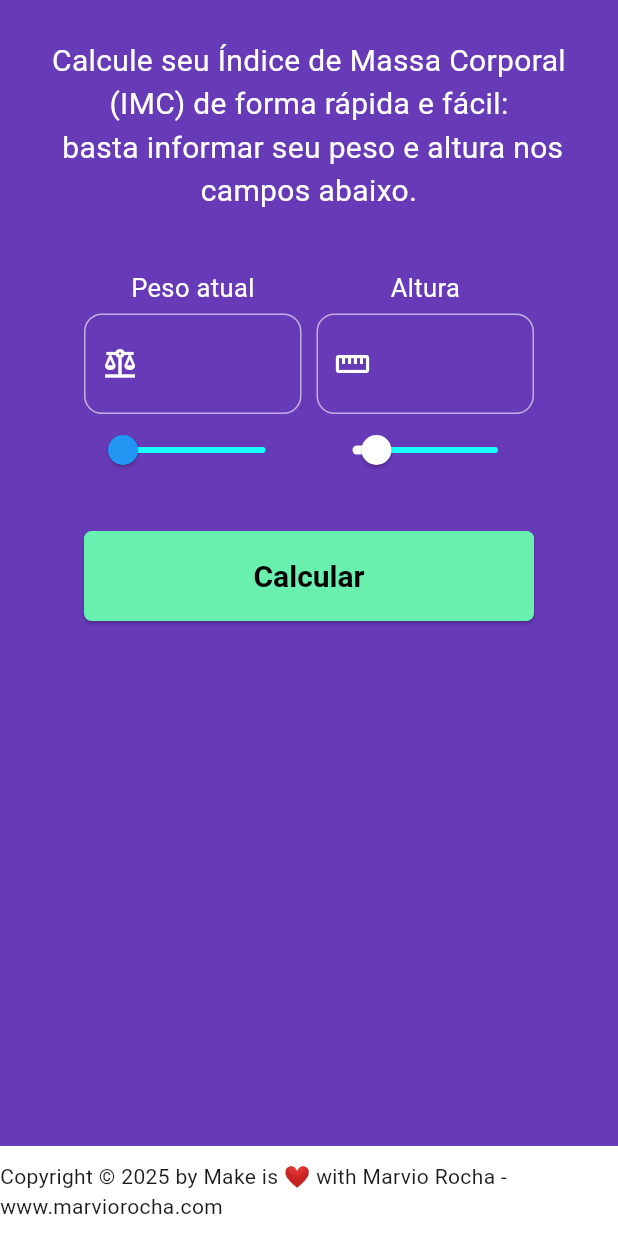
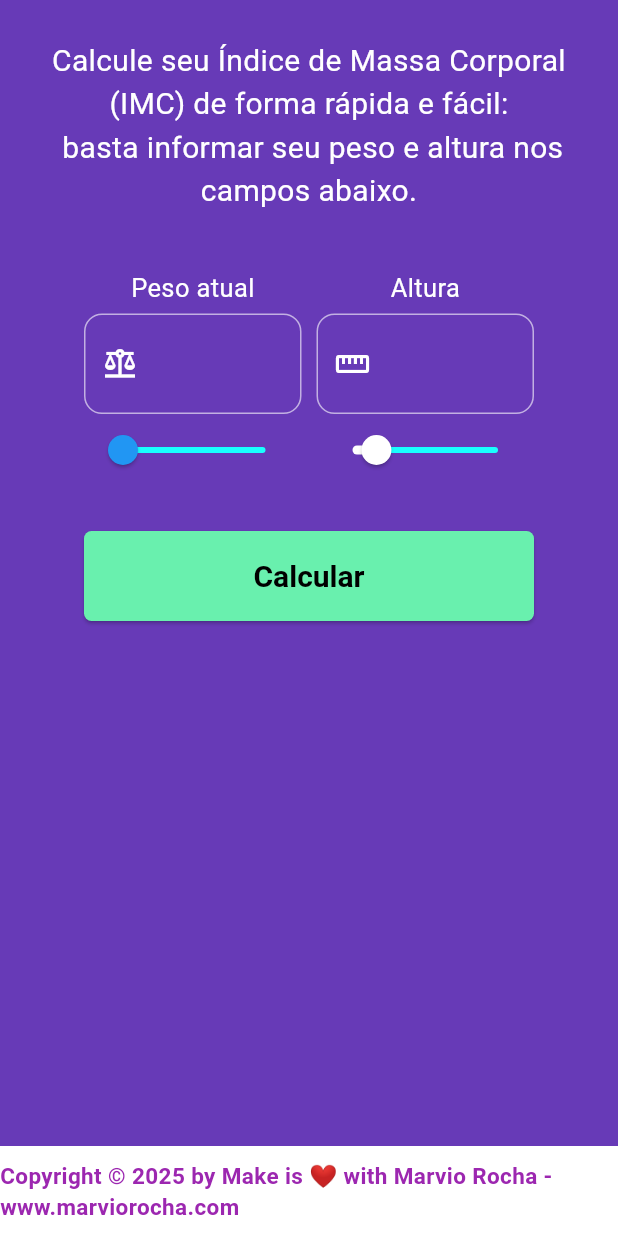
Before and after one commit to marviorocha/calculator_imc, a Flutter app: the screen it shows after launch, scrolled down 132 dp, on a phone screen of 412 x 824 dp. Run offline on Flutter 3.47's test engine with Material 3 defaults, Android fonts, the light colour scheme and no system bars.

Commit message:
Update items

```diff
--- a/lib/view/home/home.dart
+++ b/lib/view/home/home.dart
@@ -269,7 +269,12 @@ class _HomeState extends State<Home> {
               color: Colors.white,
               child: const Center(
                 child: Text(
-                    'Copyright © 2025 by Make is ❤️ with Marvio Rocha - www.marviorocha.com'),
+                  'Copyright © 2025 by Make is ❤️ with Marvio Rocha - www.marviorocha.com',
+                  style: TextStyle(
+                      fontSize: 15,
+                      fontWeight: FontWeight.bold,
+                      color: Colors.purple),
+                ),
               ),
             ),
           ],
```
Also changed, not shown: 4 other files.
